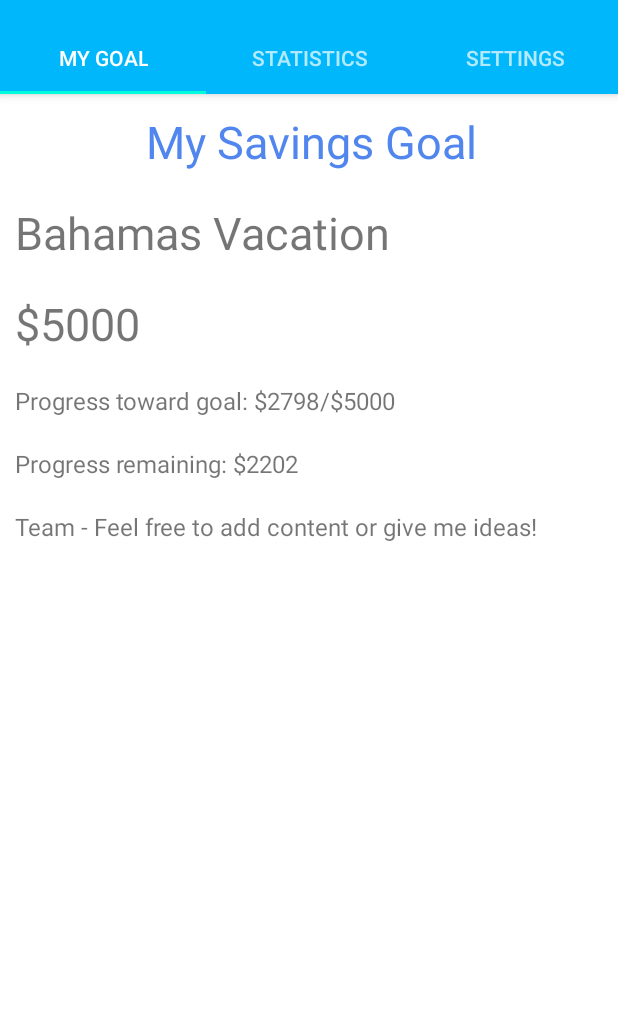
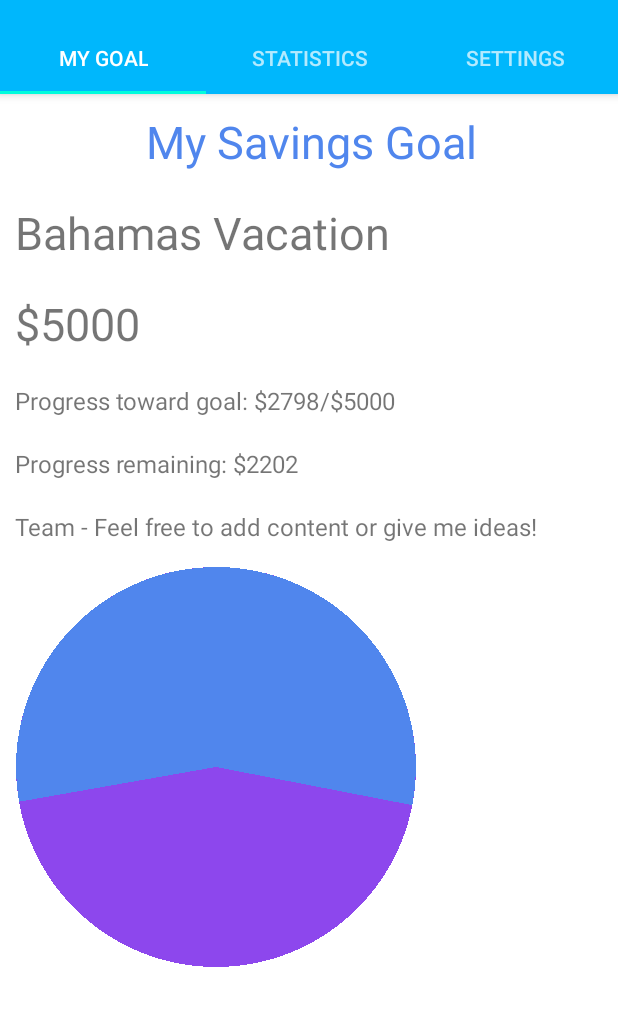
Before and after one commit to AndroidAtelier/lunch-in, an Android app: the screen it shows after launch (MainActivity), on a phone screen of 412 x 824 dp, the part 62-1088 px from its top. Run offline under Robolectric (Android 15) with nearby library versions, the light colour scheme and no system bars.

Commit message:
Add pie chart to My Goal tab.

```diff
--- /dev/null
+++ b/app/src/main/java/com/github/androidatelier/lunchin/fragment/PieChartView.java
@@ -0,0 +1,107 @@
+package com.github.androidatelier.lunchin.fragment;
+
+import android.content.Context;
+import android.graphics.Canvas;
+import android.graphics.Color;
+import android.graphics.Paint;
+import android.graphics.RectF;
+import android.util.AttributeSet;
+import android.view.View;
+import android.R;
+import android.R.color;
+import android.graphics.Color;
+import android.util.Log;
+
+
+import android.content.Context;
+import android.graphics.Canvas;
+import android.graphics.Color;
+import android.graphics.Paint;
+import android.util.AttributeSet;
+import android.view.View;
+import android.graphics.Rect;
+import android.graphics.RectF;
+
+import android.content.Context;
+import android.util.DisplayMetrics;
+import android.view.WindowManager;
+
+
+public class PieChartView extends View {
+    private static final String TAG = "PieChartView";
+    private Paint paint;
+    private Paint bgpaint;
+    private RectF rect;
+    private float percentage;
+
+    public PieChartView(Context context) {
+        super(context);
+        init();
+    }
+
+    public PieChartView(Context context, AttributeSet attrs) {
+        super(context, attrs);
+        init();
+    }
+
+    public PieChartView(Context context, AttributeSet attrs, int defStyle) {
+        super(context, attrs, defStyle);
+        init();
+    }
+
+    private void init() {
+        Log.v(TAG, "PieChartView init");
+        paint = new Paint();
+
+        paint.setColor(0xFF5086ED);
+        //paint.setColor(getContext().getResources().getColor(R.color.cerulean));
+        //paint.setColor(this.getResources().getColor(R.color.cerulean));
+
+        paint.setAntiAlias(false);
+        paint.setStyle(Paint.Style.FILL);
+        bgpaint = new Paint();
+
+        bgpaint.setColor(0xFF8D47ED);
+        //bgpaint.setColor(getResources().getColor(R.color.scheme_tab_accent));
+
+        bgpaint.setAntiAlias(false);
+        bgpaint.setStyle(Paint.Style.FILL);
+        rect = new RectF();
+        percentage = 55.96f;
+        setWillNotDraw(false);
+    }
+
+
+    @Override
+    protected void onDraw(Canvas canvas) {
+        super.onDraw(canvas);
+        //draw background circle anyway
+        Log.v(TAG, "PieChartView onDraw");
+
+        //bgpaint.setColor(Color.BLUE);
+        //float left, float top, float right, float bottom, Paint paint)
+        //canvas.drawRect(0, 0, 1000, 1000, bgpaint);
+        //int left = screenWidth / 4;
+        //int width = screenWidth / 2;
+        int left = 0;
+        int width = 400;
+        int top = 0;
+        rect.set(left, top, left + width, top + width);
+
+        int sweepAngle = (int) (360 * (percentage / 100.f));
+        int startAngle = 270 - sweepAngle / 2;
+
+        //drawArc(RectF oval, float startAngle, float sweepAngle, boolean useCenter, Paint paint)
+        canvas.drawArc(rect, -90, 360, true, bgpaint);
+        if (percentage != 0) {
+            //canvas.drawArc(rect, -90, (360*percentage), true, paint);
+            //canvas.drawArc(rect, 90, 45, true, paint);
+            canvas.drawArc(rect, startAngle, sweepAngle, true, paint);
+        }
+    }
+
+    public void setPercentage(float percentage) {
+        this.percentage = percentage / 100;
+        invalidate();
+    }
+}
--- a/app/src/main/res/layout/fragment_my_goal.xml
+++ b/app/src/main/res/layout/fragment_my_goal.xml
@@ -8,7 +8,6 @@
         android:layout_height="match_parent"
         android:orientation="vertical"
         android:layout_marginLeft="10dp">
-
 
         <TextView
             android:id="@+id/fragment_my_goal_title"
@@ -68,6 +67,14 @@
             android:textSize="16dp"
             />
 
-
+        <view
+            android:id="@+id/pie_chart_view"
+            android:layout_width="400dip"
+            android:layout_height="400dip"
+            android:layout_marginTop="@dimen/activity_vertical_margin"
+            android:layout_marginBottom="@dimen/activity_vertical_margin"
+            android:layout_gravity="center"
+            class="com.github.androidatelier.lunchin.fragment.PieChartView"
+            />
     </LinearLayout>
 </ScrollView>
```
